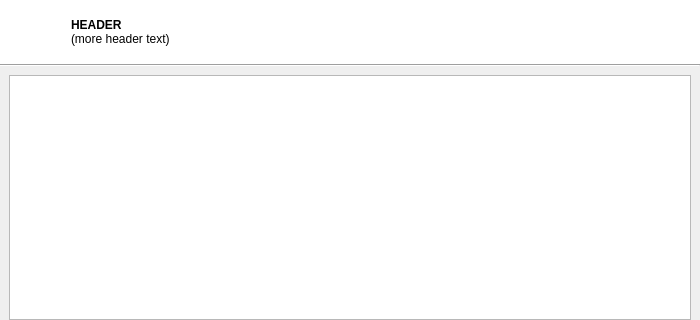
This is gui/CueSheetImport.ui in lordmulder/LameXP as Qt 5 draws it before an edit; both pictures show x 0 to 700 and y 0 to 320 of the 700 by 463 pixel window. The edited form follows.
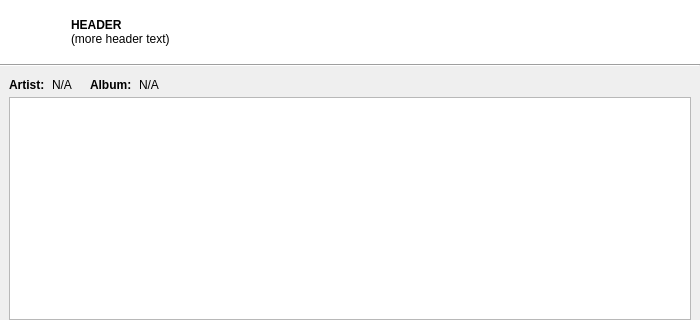
This is the edited form. Icons and pictures are not drawn.

Commit message: If the Cue Sheet isn't clearly UTF-8 (i.e. a BOM is found), then let the user select the desired Codepage.

The edit to the form file:
```diff
--- a/gui/CueSheetImport.ui
+++ b/gui/CueSheetImport.ui
@@ -175,6 +175,111 @@
          <property name="spacing">
           <number>2</number>
          </property>
+         <item>
+          <layout class="QHBoxLayout" name="horizontalLayout_7">
+           <item>
+            <widget class="QLabel" name="label_4">
+             <property name="font">
+              <font>
+               <weight>75</weight>
+               <bold>true</bold>
+              </font>
+             </property>
+             <property name="text">
+              <string>Artist:</string>
+             </property>
+            </widget>
+           </item>
+           <item>
+            <spacer name="horizontalSpacer_6">
+             <property name="orientation">
+              <enum>Qt::Horizontal</enum>
+             </property>
+             <property name="sizeType">
+              <enum>QSizePolicy::Fixed</enum>
+             </property>
+             <property name="sizeHint" stdset="0">
+              <size>
+               <width>5</width>
+               <height>20</height>
+              </size>
+             </property>
+            </spacer>
+           </item>
+           <item>
+            <widget class="QLabel" name="labelArtist">
+             <property name="text">
+              <string notr="true">N/A</string>
+             </property>
+            </widget>
+           </item>
+           <item>
+            <spacer name="horizontalSpacer_9">
+             <property name="orientation">
+              <enum>Qt::Horizontal</enum>
+             </property>
+             <property name="sizeType">
+              <enum>QSizePolicy::Fixed</enum>
+             </property>
+             <property name="sizeHint" stdset="0">
+              <size>
+               <width>16</width>
+               <height>20</height>
+              </size>
+             </property>
+            </spacer>
+           </item>
+           <item>
+            <widget class="QLabel" name="label_6">
+             <property name="font">
+              <font>
+               <weight>75</weight>
+               <bold>true</bold>
+              </font>
+             </property>
+             <property name="text">
+              <string>Album:</string>
+             </property>
+            </widget>
+           </item>
+           <item>
+            <spacer name="horizontalSpacer_7">
+             <property name="orientation">
+              <enum>Qt::Horizontal</enum>
+             </property>
+             <property name="sizeType">
+              <enum>QSizePolicy::Fixed</enum>
+             </property>
+             <property name="sizeHint" stdset="0">
+              <size>
+               <width>5</width>
+               <height>20</height>
+              </size>
+             </property>
+            </spacer>
+           </item>
+           <item>
+            <widget class="QLabel" name="labelAlbum">
+             <property name="text">
+              <string notr="true">N/A</string>
+             </property>
+            </widget>
+           </item>
+           <item>
+            <spacer name="horizontalSpacer_8">
+             <property name="orientation">
+              <enum>Qt::Horizontal</enum>
+             </property>
+             <property name="sizeHint" stdset="0">
+              <size>
+               <width>40</width>
+               <height>20</height>
+              </size>
+             </property>
+            </spacer>
+           </item>
+          </layout>
+         </item>
          <item>
           <widget class="QTreeView" name="treeView">
            <property name="alternatingRowColors">
```
The commit also changes 21 other files.
